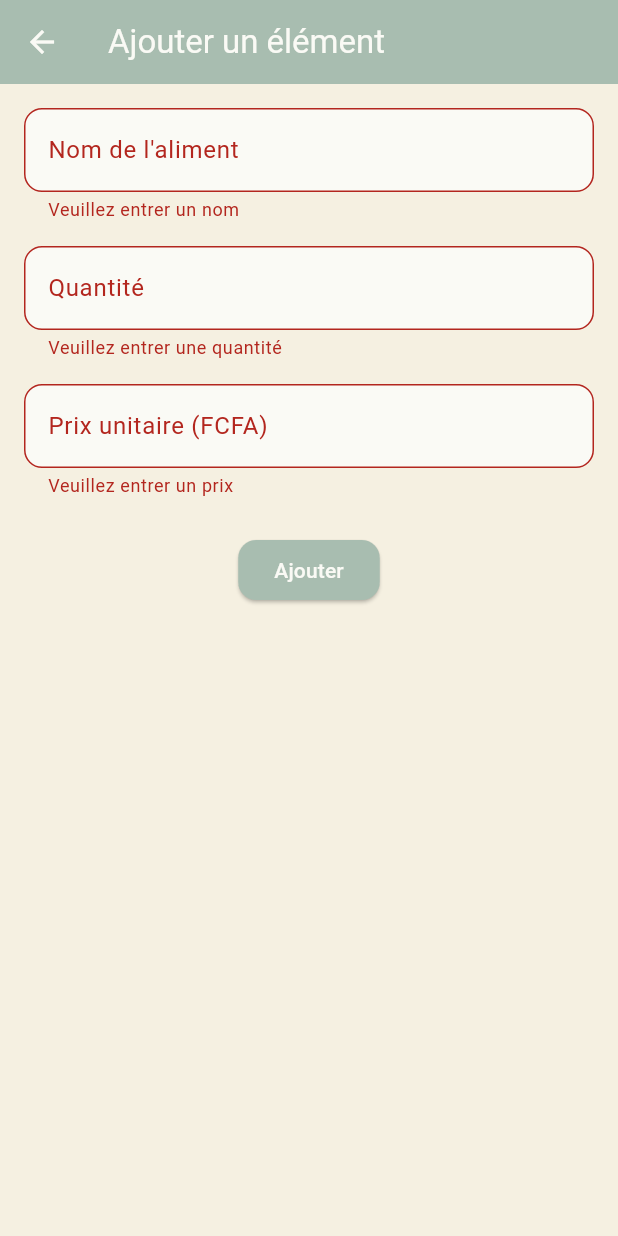
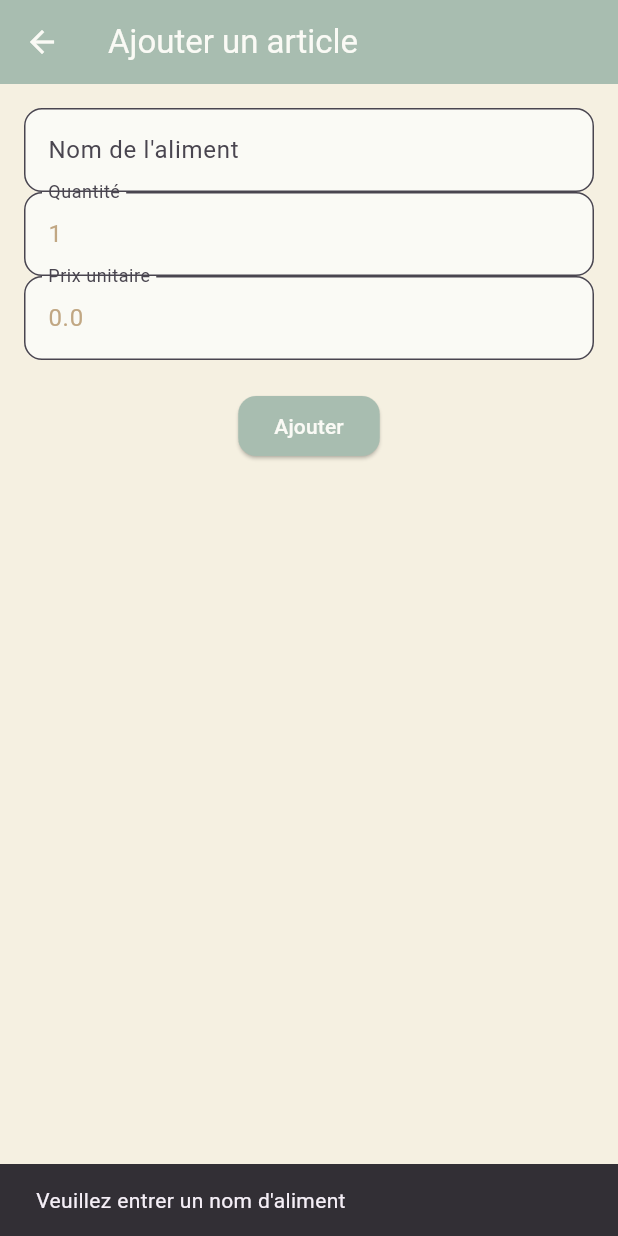
Before and after one commit to Lacasseusededelire/tobuy-v2, a Flutter app: the AddItemScreen screen opened by its route, after a tap on "Ajouter", on a phone screen of 412 x 824 dp. Run offline on Flutter 3.47's test engine with Material 3 defaults, Android fonts, the light colour scheme and no system bars; missing offline and left inert: background_fetch, home_widget; statements that could not run were skipped.

```diff
--- a/lib/frontend/providers/shopping_list_provider.dart
+++ b/lib/frontend/providers/shopping_list_provider.dart
@@ -19,6 +19,7 @@ class ShoppingListProvider extends ChangeNotifier {
   List<Suggestion> get suggestions => _suggestions;
 
   void addItem(ShoppingItem item) {
+    print('Ajout de l\'article: ${item.name}'); // Log pour débogage
     _list.items.add(item);
     _list.totalPrice += item.totalItemPrice;
     _list.updatedAt = DateTime.now();
@@ -49,6 +50,7 @@ class ShoppingListProvider extends ChangeNotifier {
   }
 
   void _fetchSuggestions() {
+    print('Vérification des suggestions pour: ${_list.items.map((i) => i.name.toLowerCase())}'); // Log pour débogage
     _suggestions = _list.items.any((i) => i.name.toLowerCase() == 'okok')
         ? [
             Suggestion(
@@ -58,10 +60,12 @@ class ShoppingListProvider extends ChangeNotifier {
             ),
           ]
         : [];
+    notifyListeners();
   }
 
   Future<void> _updateWidget() async {
     final message = _list.items.isEmpty ? 'Aucun article' : '${_list.items.length} article(s)';
+    print('Mise à jour du widget: $message'); // Log pour débogage
     await HomeWidget.saveWidgetData<String>('title', 'ToBuy Widget');
     await HomeWidget.saveWidgetData<String>('message', message);
     await HomeWidget.updateWidget(
--- a/lib/frontend/screens/add_item_screen.dart
+++ b/lib/frontend/screens/add_item_screen.dart
@@ -1,8 +1,7 @@
 import 'package:flutter/material.dart';
 import 'package:provider/provider.dart';
-import 'package:tobuy/models/shopping_item.dart';
 import 'package:tobuy/frontend/providers/shopping_list_provider.dart';
-import 'package:uuid/uuid.dart';
+import '../../models/shopping_item.dart';
 
 class AddItemScreen extends StatefulWidget {
   const AddItemScreen({Key? key}) : super(key: key);
@@ -12,11 +11,9 @@ class AddItemScreen extends StatefulWidget {
 }
 
 class _AddItemScreenState extends State<AddItemScreen> {
-  final _formKey = GlobalKey<FormState>();
   final _nameController = TextEditingController();
-  final _quantityController = TextEditingController();
-  final _unitPriceController = TextEditingController();
-  List<String> _autocompleteSuggestions = ['Plantains frits', 'Plantains bouillis'];
+  final _quantityController = TextEditingController(text: '1');
+  final _unitPriceController = TextEditingController(text: '0.0');
 
   @override
   void dispose() {
@@ -26,106 +23,60 @@ class _AddItemScreenState extends State<AddItemScreen> {
     super.dispose();
   }
 
-  void _submitForm() {
-    if (_formKey.currentState!.validate()) {
-      final provider = Provider.of<ShoppingListProvider>(context, listen: false);
+  void _addItem() {
+    final name = _nameController.text.trim();
+    final quantity = double.tryParse(_quantityController.text) ?? 1.0;
+    final unitPrice = double.tryParse(_unitPriceController.text) ?? 0.0;
+
+    if (name.isNotEmpty) {
       final item = ShoppingItem(
-        id: const Uuid().v4(),
-        name: _nameController.text.trim(),
-        quantity: double.parse(_quantityController.text),
-        unitPrice: double.parse(_unitPriceController.text),
-        totalItemPrice: double.parse(_quantityController.text) * double.parse(_unitPriceController.text),
+        id: DateTime.now().toString(),
+        name: name,
+        quantity: quantity,
+        unitPrice: unitPrice,
+        totalItemPrice: quantity * unitPrice,
       );
-      provider.addItem(item);
+      Provider.of<ShoppingListProvider>(context, listen: false).addItem(item);
       Navigator.pop(context);
+    } else {
+      ScaffoldMessenger.of(context).showSnackBar(
+        const SnackBar(content: Text('Veuillez entrer un nom d\'aliment')),
+      );
     }
   }
 
   @override
   Widget build(BuildContext context) {
     return Scaffold(
-      appBar: AppBar(title: const Text('Ajouter un élément')),
+      appBar: AppBar(
+        title: const Text('Ajouter un article'),
+      ),
       body: Padding(
         padding: const EdgeInsets.all(16.0),
-        child: Form(
-          key: _formKey,
         child: Column(
           children: [
-              Autocomplete<String>(
-                optionsBuilder: (TextEditingValue textEditingValue) {
-                  if (textEditingValue.text.isEmpty) return const Iterable<String>.empty();
-                  // TODO: Appeler GeminiService.getAutocomplete
-                  return _autocompleteSuggestions.where((option) =>
-                      option.toLowerCase().contains(textEditingValue.text.toLowerCase()));
-                },
-                onSelected: (String selection) {
-                  _nameController.text = selection;
-                },
-                fieldViewBuilder: (context, controller, focusNode, onFieldSubmitted) {
-                  _nameController.text = controller.text; // Synchroniser avec Autocomplete
-                  return TextFormField(
-                    controller: controller,
-                    focusNode: focusNode,
-                    decoration: const InputDecoration(
-                      labelText: 'Nom de l\'aliment',
-                      hintText: 'Ex. Plantains frits',
+            TextField(
+              controller: _nameController,
+              decoration: const InputDecoration(labelText: 'Nom de l\'aliment'),
             ),
-                    validator: (value) {
-                      if (value == null || value.trim().isEmpty) {
-                        return 'Veuillez entrer un nom';
-                      }
-                      return null;
-                    },
-                  );
-                },
+            TextField(
+              controller: _quantityController,
+              decoration: const InputDecoration(labelText: 'Quantité'),
+              keyboardType: TextInputType.number,
             ),
-              const SizedBox(height: 16),
-              TextFormField(
-                controller: _quantityController,
-                decoration: const InputDecoration(
-                  labelText: 'Quantité',
-                  hintText: 'Ex. 1.0',
+            TextField(
+              controller: _unitPriceController,
+              decoration: const InputDecoration(labelText: 'Prix unitaire'),
+              keyboardType: TextInputType.number,
             ),
-                keyboardType: TextInputType.number,
-                validator: (value) {
-                  if (value == null || value.isEmpty) {
-                    return 'Veuillez entrer une quantité';
-                  }
-                  final quantity = double.tryParse(value);
-                  if (quantity == null || quantity <= 0) {
-                    return 'Veuillez entrer une quantité positive';
-                  }
-                  return null;
-                },
-              ),
-              const SizedBox(height: 16),
-              TextFormField(
-                controller: _unitPriceController,
-                decoration: const InputDecoration(
-                  labelText: 'Prix unitaire (FCFA)',
-                  hintText: 'Ex. 500',
-                ),
-                keyboardType: TextInputType.number,
-                validator: (value) {
-                  if (value == null || value.isEmpty) {
-                    return 'Veuillez entrer un prix';
-                  }
-                  final price = double.tryParse(value);
-                  if (price == null || price <= 0) {
-                    return 'Veuillez entrer un prix positif';
-                  }
-                  return null;
-                },
-              ),
-              const SizedBox(height: 24),
+            const SizedBox(height: 20),
             ElevatedButton(
-                onPressed: _submitForm,
+              onPressed: _addItem,
               child: const Text('Ajouter'),
             ),
           ],
         ),
       ),
-      ),
     );
   }
 }
```
Also changed, not shown: 1 other file. Lines whose indentation alone changed are shown as unchanged.
